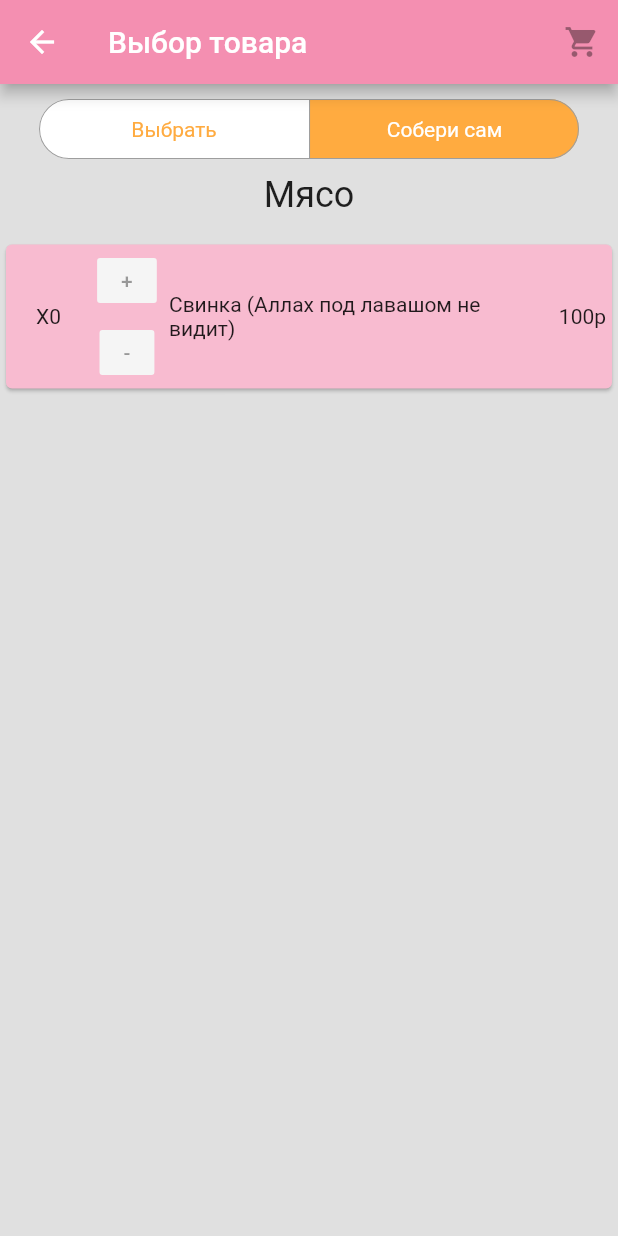
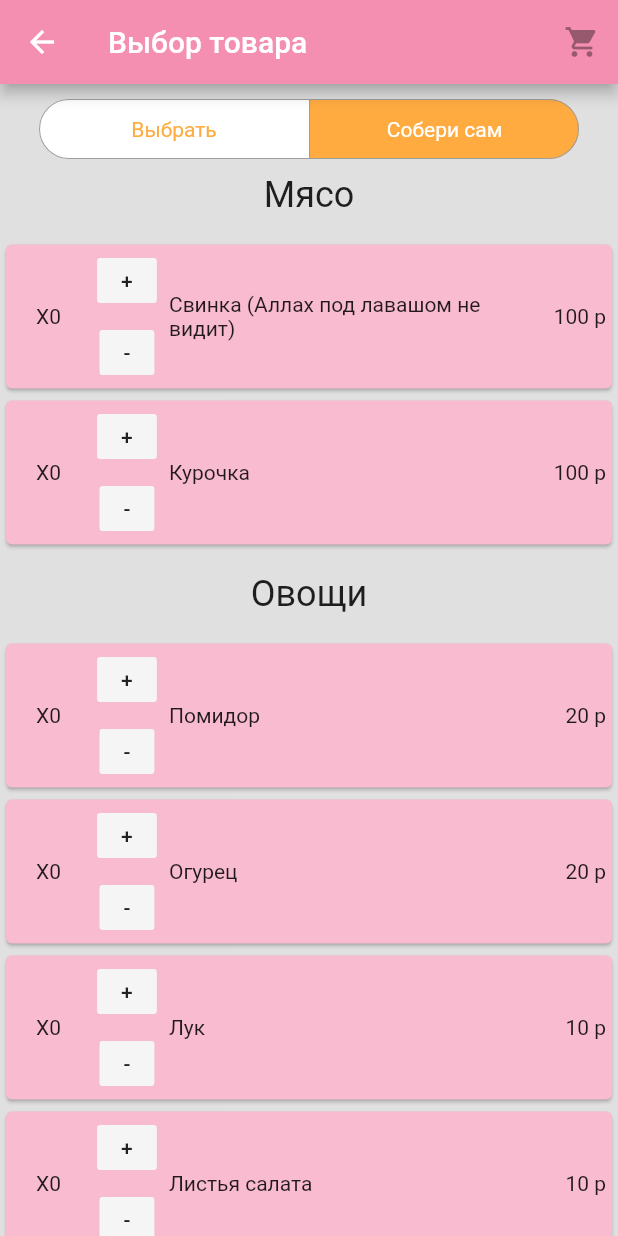
Before and after one commit to Gogov228/Shavuha, a Flutter app: the ChouseShavuha screen opened directly, item 2 of the bottom bar chosen, on a phone screen of 412 x 824 dp. Run offline on Flutter 3.47's test engine with Material 2 defaults, Android fonts, the phone set to English and light mode, and no system bars; drawn by our look-alikes of material_segmented_control.

Commit message:
Change add

```diff
--- a/lib/ChouseShavuha.dart
+++ b/lib/ChouseShavuha.dart
@@ -5,7 +5,7 @@ class ChouseShavuha extends StatefulWidget {
   @override
   _chouse createState() => _chouse();
 }
-
+int priceYourShaurm=0;
 Map<int, Widget> _children() => {
       0: Text('Выбрать'),
       1: Text('Собери сам'),
@@ -33,6 +33,7 @@ class _chouse extends State<ChouseShavuha> {
           child: ListView(
             children: <Widget>[
               ControlShaurm(),
+
               if (_currentSelection == 0)
               ShaurAdd('assets/shavaCat.jpg', "Шaурма", "Лаваш, мясо на выбор (курица, свинина), помидоры, капуста, огурцы", "Цена: 200"),
               if (_currentSelection == 0)
@@ -51,7 +52,47 @@ class _chouse extends State<ChouseShavuha> {
                 ),
               ),
               if (_currentSelection == 1)
-              ChouseIngredient("Свинка (Аллах под лавашом не видит)"),
+              ChouseIngredient("Свинка (Аллах под лавашом не видит)",100),
+              if (_currentSelection == 1)
+              ChouseIngredient("Курочка",100),
+              if (_currentSelection == 1)
+                Container(
+                  margin: EdgeInsets.only(bottom: 15,top: 15),
+                  child: Center(
+                    child: Text(
+                      "Овощи",
+                      style: TextStyle(fontSize: 24, fontWeight: FontWeight.w400),
+                    ),
+                  ),
+                ),
+              if (_currentSelection == 1)
+                ChouseIngredient("Помидор",20),
+              if (_currentSelection == 1)
+                ChouseIngredient("Огурец",20),
+              if (_currentSelection == 1)
+                ChouseIngredient("Лук",10),
+              if (_currentSelection == 1)
+                ChouseIngredient("Листья салата",10),
+              if (_currentSelection == 1)
+                ChouseIngredient("Капуста",20),
+              if (_currentSelection == 1)
+              Container(
+                margin: EdgeInsets.only(bottom: 15,top: 15),
+                child: Center(
+                  child: Text(
+                    "Соусы",
+                    style: TextStyle(fontSize: 24, fontWeight: FontWeight.w400),
+                  ),
+                ),
+              ),
+              if (_currentSelection == 1)
+                ChouseIngredient("Мазик",20),
+              if (_currentSelection == 1)
+                ChouseIngredient("Кепчук",20),
+              if (_currentSelection == 1)
+                ChouseIngredient("Сырный",20),
+              if (_currentSelection == 1)
+                ChouseIngredient("Соус от Шефа",50),
             ],
           ),
         ),
@@ -84,13 +125,14 @@ class _chouse extends State<ChouseShavuha> {
     );
   }
 
-  Card ChouseIngredient(String subTitle){
+  Card ChouseIngredient(String subTitle, int price){
+    int count = 0;
     return Card(
       color: Colors.pink[100],
       child: Row(
         children: <Widget>[
           Container(
-            child: Text("X0"),
+            child: Text("X$count"),
             margin: EdgeInsets.all(20),
           ),
           Column(
@@ -102,6 +144,7 @@ class _chouse extends State<ChouseShavuha> {
                   color: Colors.grey[100],
                   disabledColor: Colors.grey[100],
                   child: Text("+"),
+                  onPressed: ()=> bletPlus(count,price),
                 ),
               ),
               ButtonTheme(
@@ -111,6 +154,7 @@ class _chouse extends State<ChouseShavuha> {
                   color: Colors.grey[100],
                   disabledColor: Colors.grey[100],
                   child: Text("-"),
+                  onPressed: () =>bletMinus(count,price),
                 ),
               ),
             ],
@@ -122,11 +166,32 @@ class _chouse extends State<ChouseShavuha> {
               child: Text(subTitle),
             ),
           ),
-          Container(margin: EdgeInsets.all(4), child: Text("100р")),
+          Container(margin: EdgeInsets.all(4), child: Text("$price р")),
         ],
       ),
     );
   }
+
+  void bletMinus(int count,int price){
+    if (count>0) {
+      setState(() {
+        priceYourShaurm -= price;
+        count-=1;
+        print(count);
+        print(priceYourShaurm);
+      });
+    }
+  }
+  void bletPlus(int count,int price){
+    if (count<=0) {
+      setState(() {
+        priceYourShaurm += price;
+        count++;
+        print(count);
+        print(priceYourShaurm);
+      });
+    }
+    }
 
   Container ShaurAdd(String image, String name, String subText, String price) {
     return Container(
```
